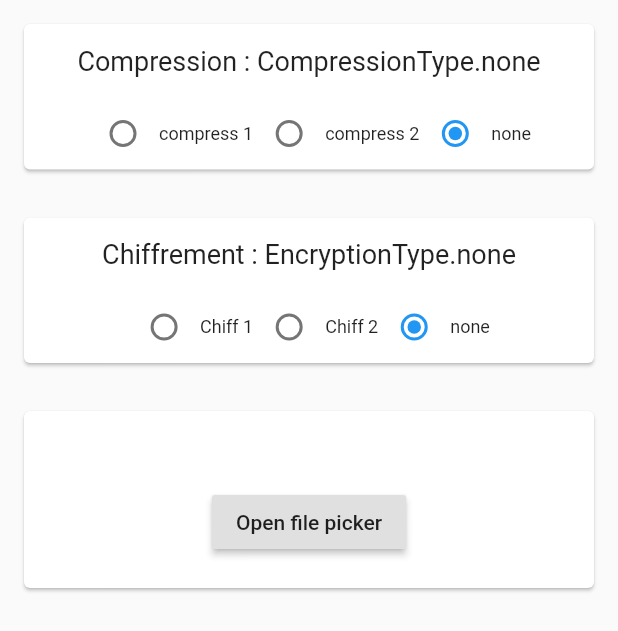
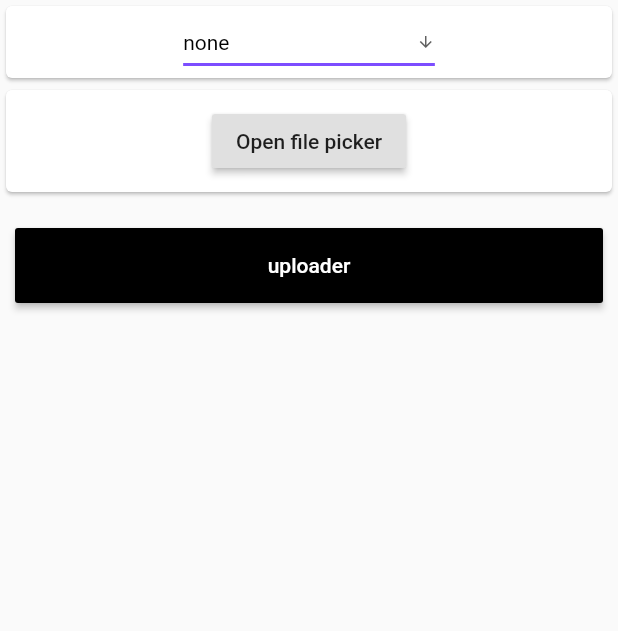
Before and after one commit to compression-chiffrement-RRR/MobileApp, a Flutter app: the UploadPage screen opened directly, on a phone screen of 412 x 824 dp. Shown: the top 631 px of the screen. Run offline on Flutter 3.47's test engine with Material 2 defaults, Android fonts, the phone set to English and light mode, and no system bars; our stand-ins replace file_picker, flutter_secure_storage; accounts and stored records are empty; network calls fail.

Commit message:
update uploads

```diff
--- a/lib/View/upload.dart
+++ b/lib/View/upload.dart
@@ -1,12 +1,8 @@
-import 'dart:io';
-
 import 'package:file_picker/file_picker.dart';
 import 'package:flutter/material.dart';
-import 'dart:convert' show json, base64, ascii;
 import 'dart:convert';
 import 'package:http/http.dart' as http;
 import 'env.dart';
-import 'package:file_picker/file_picker.dart';
 import 'package:flutter/services.dart';
 
 enum CompressionType { C1, C2, none }
@@ -30,6 +26,8 @@ class UploadPage extends StatefulWidget {
 //  final Map<String, dynamic> payload;
 
 
+
+
   @override
   _UploadPageState createState() => _UploadPageState();
 }
@@ -43,12 +41,33 @@ class _UploadPageState extends State<UploadPage>{
   bool _hasValidMime = false;
   FileType _pickingType = FileType.any;
 
-  CompressionType _compressionType = CompressionType.none;
-  EncryptionType _encryptionType = EncryptionType.none;
+  String compressionValue = 'none';
+  String encryptionValue = 'none';
 
   @override
   void initState() {
     super.initState();
+  }
+
+  Future<String> attemptUpload(String compression, String chiffrement, String path) async {
+    final body = jsonEncode({
+      "accountUuid": "971f685c-fdf9-4423-ae65-0d2ca533b563",
+      "types": [
+        {"name": compression, "password": "superpassword"},
+        {"name": chiffrement}
+        ]
+    });
+    Map<String,String> headers = {'Content-Type': 'application/json; charset=UTF-8'};
+    var res = await http.post(
+        "$SERVER_IP/api/worker/uploadFile",
+        headers: headers,
+        body: body
+    );
+
+    if(res.statusCode == 200) {
+      return res.headers["authorization"];
+    }
+    return null;
   }
 
   void _openFileExplorer() async {
@@ -79,138 +98,49 @@ class _UploadPageState extends State<UploadPage>{
     }
   }
 
-
-
   @override
   Widget build(BuildContext context) {
     return Scaffold(
-        body: Flex(direction: Axis.vertical,
-          children: <Widget>[
-            ListBody(mainAxis: Axis.vertical,
+        body: ListView(
+          scrollDirection: Axis.vertical,
               children: <Widget>[
                 Container(
-                  child: Card(margin: EdgeInsets.all(16),
+                  child: Card(margin: EdgeInsets.all(4),
                     child: Column(
                       children: <Widget>[
-                        Padding(
-                            padding: EdgeInsets.all(14.0),
-                            child: Text('Compression : ' + '$_compressionType',
-                                style: TextStyle(fontSize: 18))
+                        DropdownButton<String>(
+                          value: compressionValue,
+                          icon: Icon(Icons.arrow_downward),
+                          iconSize: 12,
+                          elevation: 16,
+                          style: TextStyle(color: Colors.black),
+                          underline: Container(
+                            height: 2,
+                            color: Colors.deepPurpleAccent,
                           ),
-                        Row(
-                          mainAxisAlignment: MainAxisAlignment.center,
-                          children: <Widget>[
-                            Radio(
-                              value: CompressionType.C1,
-                              groupValue: _compressionType,
-                              onChanged: (CompressionType value) {
+                          onChanged: (String newValue) {
                             setState(() {
-                                  _compressionType = value;
+                              compressionValue = newValue;
                             });
                           },
-                            ),
-                            Text(
-                              'compress 1',
-                              style: new TextStyle(fontSize: 12.0),
-                            ),
-                            Radio(
-                              value: CompressionType.C2,
-                              groupValue: _compressionType,
-                              onChanged: (CompressionType value) {
-                                setState(() {
-                                  _compressionType = value;
-                                });
-                              },
-                            ),
-                            Text(
-                              'compress 2',
-                              style: new TextStyle(fontSize: 12.0),
-                            ),
-                            Radio(
-                              value: CompressionType.none,
-                              groupValue: _compressionType,
-                              onChanged: (CompressionType value) {
-                                setState(() {
-                                  _compressionType = value;
-                                });
-                              },
-                            ),
-                            Text(
-                              'none',
-                              style: new TextStyle(fontSize: 12.0),
-                            ),
+                          items: <String>['none', 'ENCRYPT_AES_128_ECB', 'ENCRYPT_AES_192_ECB','ENCRYPT_AES_256_ECB', 'ENCRYPT_AES_128_CBC', 'ENCRYPT_AES_192_CBC', 'ENCRYPT_AES_256_CBC']
+                            .map<DropdownMenuItem<String>>((String value) {
+                              return DropdownMenuItem<String>(
+                                value: value,
+                                child: Text(value),
+                              );
+                          }).toList(),
+                        )
                       ],
                     ),
-                      ],
-                    ),
-                  ),
+                  )
                 ),
                 Container(
-                  child: Card(margin: EdgeInsets.all(16),
-                    child:Column(
-                      children: <Widget>[
-                        Padding(
-                            padding: EdgeInsets.all(14.0),
-                            child: Text('Chiffrement : ' + '$_encryptionType',
-                                style: TextStyle(fontSize: 18))
-                        ),
-                        Row(
-                          mainAxisAlignment: MainAxisAlignment.center,
-                          children: <Widget>[
-                            Radio(
-                              value: EncryptionType.E1,
-                              groupValue: _encryptionType,
-                              onChanged: (EncryptionType value) {
-                                setState(() {
-                                  _encryptionType = value;
-                                });
-                              },
-                            ),
-                            Text(
-                              'Chiff 1',
-                              style: new TextStyle(fontSize: 12.0),
-                            ),
-                            Radio(
-                              value: EncryptionType.E2,
-                              groupValue: _encryptionType,
-                              onChanged: (EncryptionType value) {
-                                setState(() {
-                                  _encryptionType = value;
-                                });
-                              },
-                            ),
-                            Text(
-                              'Chiff 2',
-                              style: new TextStyle(fontSize: 12.0),
-                            ),
-                            Radio(
-                              value: EncryptionType.none,
-                              groupValue: _encryptionType,
-                              onChanged: (EncryptionType value) {
-                                setState(() {
-                                  _encryptionType = value;
-                                });
-                              },
-                            ),
-                            Text(
-                              'none',
-                              style: new TextStyle(fontSize: 12.0),
-                            ),
-                          ],
-                        ),
-                      ],
-                    ),
-                  ),
-                ),
-                Container(
-                  child: Card(margin: EdgeInsets.all(16),
-                      child:Column(
-                        children: <Widget>[
-                            Center(
+                  child: Card(margin: EdgeInsets.all(4),
                       child: Column(
                         children: <Widget>[
                           new Padding(
-                                      padding: const EdgeInsets.only(top: 50.0, bottom: 20.0),
+                            padding: const EdgeInsets.only(top: 10.0, bottom: 10.0),
                             child: new RaisedButton(
                               onPressed: () => _openFileExplorer(),
                               child: new Text("Open file picker"),
@@ -224,12 +154,11 @@ class _UploadPageState extends State<UploadPage>{
                                     child: const CircularProgressIndicator())
                                     : _path != null || _paths != null
                                 ? new Container(
-                                        padding: const EdgeInsets.only(bottom: 30.0),
+                                  padding: const EdgeInsets.only(bottom: 10.0),
                                   height: MediaQuery
                                       .of(context)
                                       .size
                                       .height * 0.50,
-                                        child: new Scrollbar(
                                       child: new ListView.separated(
                                         itemCount: _paths != null && _paths.isNotEmpty
                                             ? _paths.length
@@ -245,29 +174,40 @@ class _UploadPageState extends State<UploadPage>{
                                               ? _paths.values.toList()[index].toString()
                                               : _path;
 
-                                                return new ListTile(
-                                                  title: new Text(
-                                                    name,
-                                                  ),
+                                          return new Card(margin: EdgeInsets.all(4),
+                                            child:Column(
+                                                children: <Widget>[
+                                                ListTile(
+                                                  title: new Text(name),
                                                   subtitle: new Text(path),
+                                                )
+                                                ]
+                                          )
                                           );
                                         },
                                         separatorBuilder:
                                         (BuildContext context, int index) =>
                                           new Divider(),
-                                            )),
+                                  ),
                             )
                                 : new Container(),
-                                    ),
-                                  ],
-                                )
                           ),
                         ]
                       ),
                   ),
-                )
-              ],
-            )
+                ),
+                Container(
+                    height: 70,
+                    padding: EdgeInsets.fromLTRB(10, 20, 10, 0),
+                    child: RaisedButton(
+                      textColor: Colors.white,
+                      color: Colors.black,
+                      child: Text('uploader'),
+                      onPressed: () async {
+                        attemptUpload(compressionValue, encryptionValue, _path);
+                      },
+                    )),
+
               ],
             )
         );
```
Also changed, not shown: lib/View/files.dart (+25 -5 lines), pubspec.lock. Lines whose indentation alone changed are shown as unchanged.
